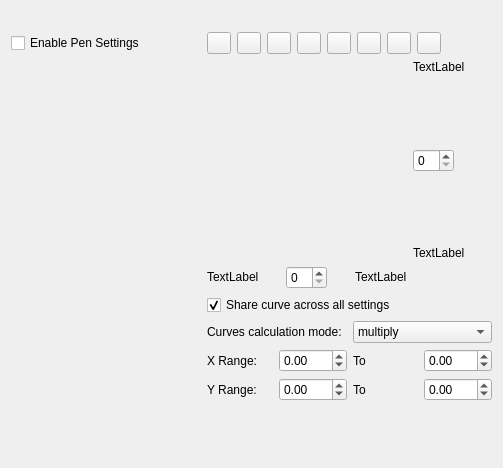
Qt form plugins/paintops/libpaintop/forms/wdgcurveoption2.ui (KDE/krita) before a commit.
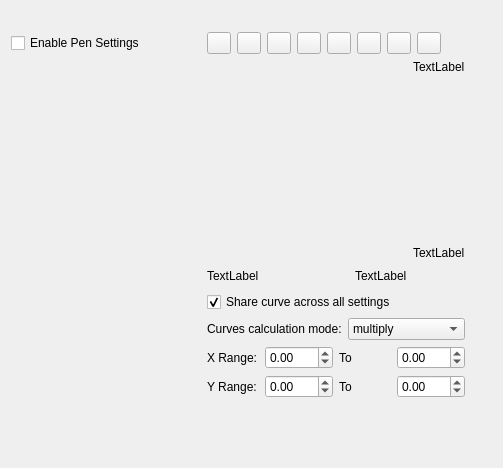
The same form after that commit. Custom widgets are drawn as their Qt base class.

Patch:
```diff
--- a/plugins/paintops/libpaintop/forms/wdgcurveoption2.ui
+++ b/plugins/paintops/libpaintop/forms/wdgcurveoption2.ui
@@ -285,22 +285,7 @@
            <item>
             <layout class="QHBoxLayout" name="horizontalLayout_5">
              <item>
-              <widget class="QSpinBox" name="intOut">
-               <property name="sizePolicy">
-                <sizepolicy hsizetype="Minimum" vsizetype="Minimum">
-                 <horstretch>0</horstretch>
-                 <verstretch>0</verstretch>
-                </sizepolicy>
-               </property>
-               <property name="font">
-                <font>
-                 <pointsize>9</pointsize>
-                </font>
-               </property>
-               <property name="wrapping">
-                <bool>false</bool>
-               </property>
-              </widget>
+              <widget class="QWidget" name="intOutPlaceholder" native="true"/>
              </item>
              <item>
               <spacer name="horizontalSpacer_5">
@@ -374,28 +359,7 @@
             </spacer>
            </item>
            <item>
-            <widget class="QSpinBox" name="intIn">
-             <property name="sizePolicy">
-              <sizepolicy hsizetype="Minimum" vsizetype="Minimum">
-               <horstretch>0</horstretch>
-               <verstretch>0</verstretch>
-              </sizepolicy>
-             </property>
-             <property name="minimumSize">
-              <size>
-               <width>0</width>
-               <height>0</height>
-              </size>
-             </property>
-             <property name="font">
-              <font>
-               <pointsize>9</pointsize>
-              </font>
-             </property>
-             <property name="frame">
-              <bool>true</bool>
-             </property>
-            </widget>
+            <widget class="QWidget" name="intInPlaceholder" native="true"/>
            </item>
            <item>
             <spacer name="horizontalSpacer">
```
